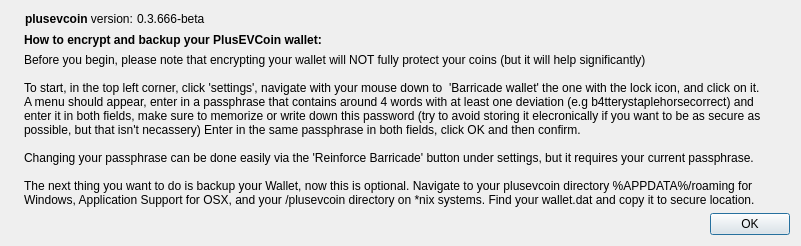
This is src/qt/forms/protectionTutDialog.ui in plusevcoin/plusevcoin as Qt 5 draws it before an edit. The edited form follows.
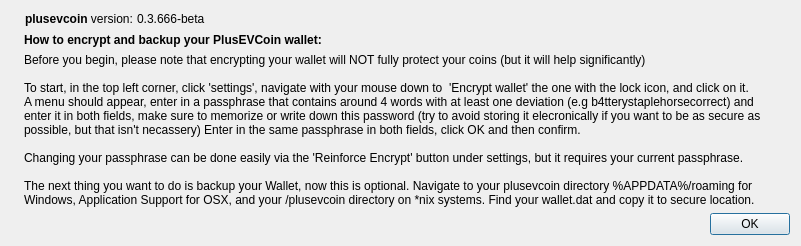
This is the edited form. Icons and pictures are not drawn.

```diff
--- a/src/qt/forms/protectionTutDialog.ui
+++ b/src/qt/forms/protectionTutDialog.ui
@@ -115,12 +115,12 @@
        <property name="text">
         <string>Before you begin, please note that encrypting your wallet will NOT fully protect your coins (but it will help significantly)
 
-To start, in the top left corner, click 'settings', navigate with your mouse down to  'Barricade wallet' the one with the lock icon, and click on it.
+To start, in the top left corner, click 'settings', navigate with your mouse down to  'Encrypt wallet' the one with the lock icon, and click on it.
 A menu should appear, enter in a passphrase that contains around 4 words with at least one deviation (e.g b4tterystaplehorsecorrect) and
 enter it in both fields, make sure to memorize or write down this password (try to avoid storing it elecronically if you want to be as secure as
 possible, but that isn't necassery) Enter in the same passphrase in both fields, click OK and then confirm.
 
-Changing your passphrase can be done easily via the 'Reinforce Barricade' button under settings, but it requires your current passphrase.
+Changing your passphrase can be done easily via the 'Reinforce Encrypt' button under settings, but it requires your current passphrase.
 
 The next thing you want to do is backup your Wallet, now this is optional. Navigate to your plusevcoin directory %APPDATA%/roaming for
 Windows, Application Support for OSX, and your /plusevcoin directory on *nix systems. Find your wallet.dat and copy it to secure location.</string>
```
